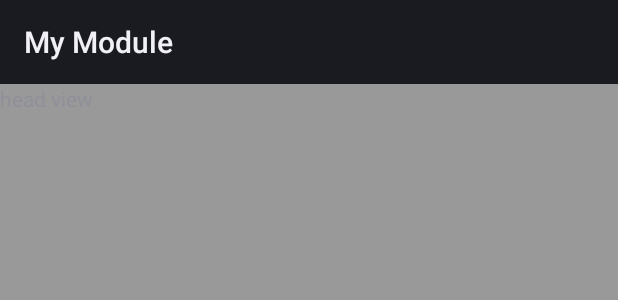
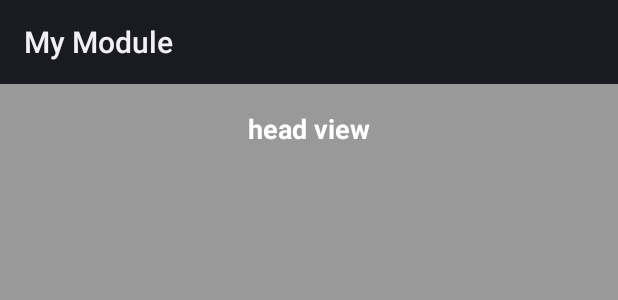
Before and after one commit to szwork2013/Skynet, an Android app: the layout head_layout.xml on its own in the app's theme, with its tools: preview values and no code run, on a phone screen of 412 x 824 dp. Shown: the top 300 px of the screen. Run offline under Robolectric (Android 15) with nearby library versions, the phone set to English and light mode, and no system bars.

Commit message:
no message

```diff
--- a/Skynet/src/main/res/layout/head_layout.xml
+++ b/Skynet/src/main/res/layout/head_layout.xml
@@ -1,14 +1,17 @@
 <?xml version="1.0" encoding="utf-8"?>
 
 <LinearLayout xmlns:android="http://schemas.android.com/apk/res/android"
-    android:orientation="vertical" android:layout_width="match_parent"
+    android:orientation="vertical"
+    android:layout_width="match_parent"
     android:background="@color/guide_start_background"
-    android:layout_height="match_parent">
+    android:layout_height="match_parent"
+    >
 
 
     <TextView
         android:layout_width="match_parent"
         android:layout_height="60sp"
+        style="@style/TextStyle.TextTitle"
         android:text="head view"
         android:id="@+id/textView"
         />
--- /dev/null
+++ b/Skynet/src/main/res/values/text_styles.xml
@@ -0,0 +1,18 @@
+<?xml version="1.0" encoding="utf-8"?>
+<resources>
+    <style name="TextStyle">
+        <item name="android:shadowDx">-0.5</item>
+        <item name="android:shadowDy">1</item>
+        <item name="android:shadowRadius">0.5</item>
+        <item name="android:singleLine">true</item>
+        <item name="android:ellipsize">marquee</item>
+    </style>
+
+    <style name="TextStyle.TextTitle">
+        <item name="android:textSize">18sp</item>
+        <item name="android:textColor">#fff</item>
+        <item name="android:textStyle">bold</item>
+        <item name="android:gravity">center</item>
+    </style>
+
+</resources>
```
Also changed, not shown: Skynet/src/main/res/values/image_styles.xml (added, +7 -0 lines).
